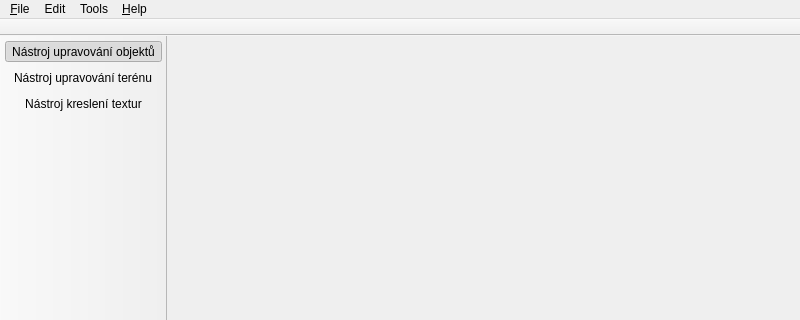
Old version of the form mainwindow.ui in the repository glararan/QEditor; both pictures show x 0 to 800 and y 0 to 320 of the 800 by 600 pixel window.
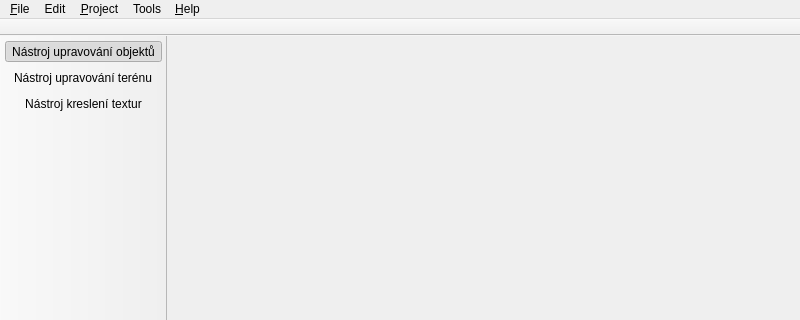
New version of the form. Icons and pictures are not drawn.

Patch:
```diff
--- a/mainwindow.ui
+++ b/mainwindow.ui
@@ -151,8 +151,14 @@
     </property>
     <addaction name="action_About"/>
    </widget>
+   <widget class="QMenu" name="menu_Project">
+    <property name="title">
+     <string>&amp;Project</string>
+    </property>
+   </widget>
    <addaction name="menuFile"/>
    <addaction name="menuEdit"/>
+   <addaction name="menu_Project"/>
    <addaction name="menuTools"/>
    <addaction name="menu_Help"/>
   </widget>
```
Left out of the diff: 7 changed lines with no effect on the pictures.
